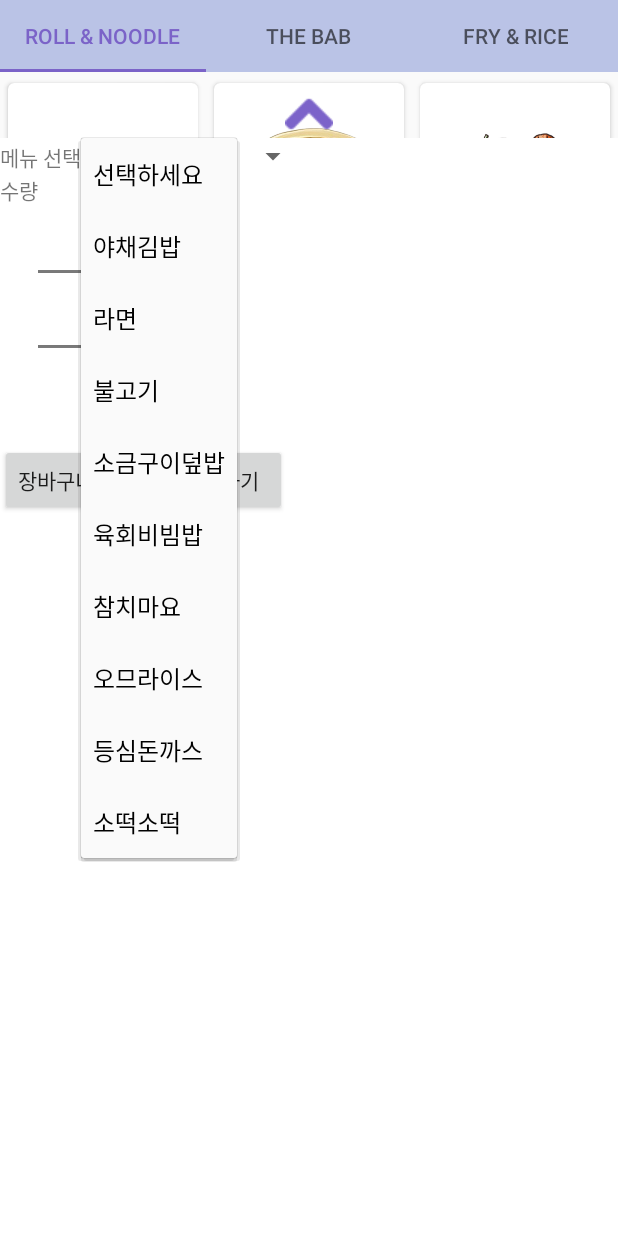
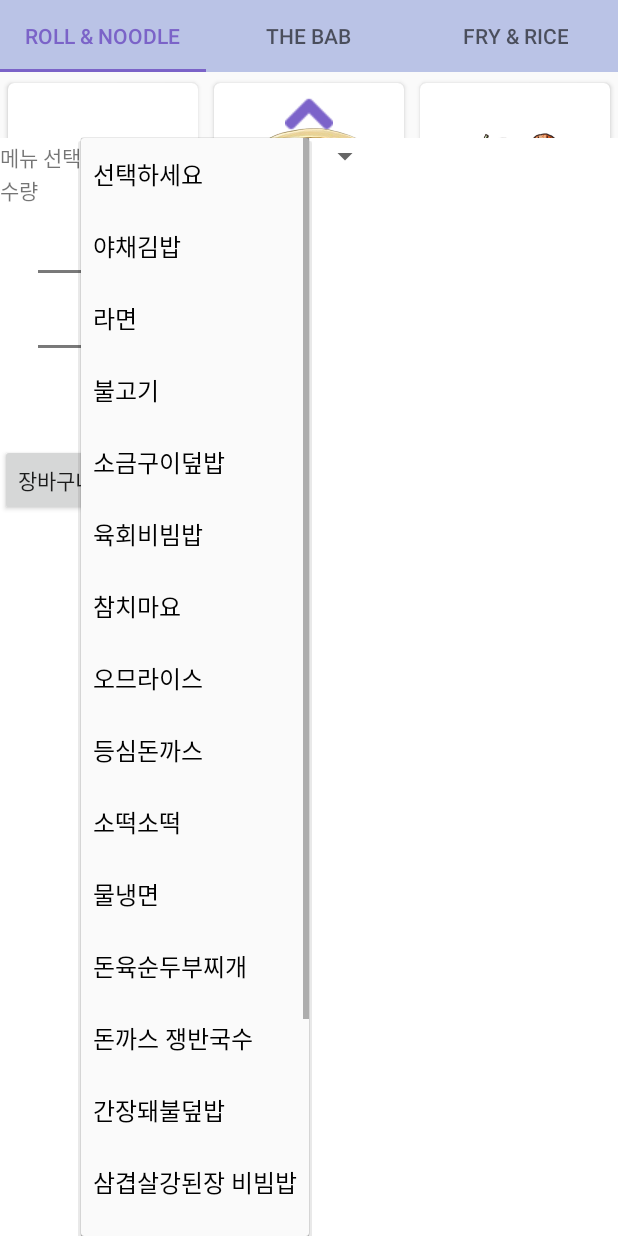
Before and after one commit to jychoi-97/HakJu, an Android app: the menu screen opened directly, with no data from a screen before it, after a tap on "선택하세요", on a phone screen of 412 x 824 dp. Run offline under Robolectric (Android 15) with nearby library versions, the phone set to English and light mode, and no system bars; our stand-ins replace Firebase (no records; nobody signed in at launch, a user with empty details on screens opened directly); 1 statement that could not run was skipped; 1 other tap on this screen came first.

Commit message:
메뉴 추가2

```diff
--- a/app/src/main/java/com/example/hakju/FragmentFry.java
+++ b/app/src/main/java/com/example/hakju/FragmentFry.java
@@ -53,5 +53,8 @@ public class FragmentFry extends Fragment {
         lstFood.add(new Food("양념감자\n오므라이스\n3800원", "Categorie Food", "Description Food", R.drawable.potato));
         lstFood.add(new Food("타코야끼\n2500원", "Categorie Food", "Description Food", R.drawable.takoyaki));
         lstFood.add(new Food("돈까스카레동\n4200원", "Categorie Food", "Description Food", R.drawable.donkatsecurry));
+
+
     }
+
 }
--- a/app/src/main/java/com/example/hakju/FragmentRoll.java
+++ b/app/src/main/java/com/example/hakju/FragmentRoll.java
@@ -42,5 +42,7 @@ public class FragmentRoll extends Fragment {
         lstFood.add(new Food("물냉면\n2800원", "Categorie Food", "Description Food", R.drawable.mulnang));
         lstFood.add(new Food("돈육순두부찌개\n4000원", "Categorie Food", "Description Food", R.drawable.softtofu));
         lstFood.add(new Food("돈까스쟁반국수\n4300원", "Categorie Food", "Description Food", R.drawable.donjang));
+
+
     }
 }
--- a/app/src/main/java/com/example/hakju/menu.java
+++ b/app/src/main/java/com/example/hakju/menu.java
@@ -118,6 +118,36 @@ public class menu extends AppCompatActivity {
                 else if (position == 9)
                     total = arrayTotal[8];
 
+                else if (position == 10)
+                    total = arrayTotal[9];
+
+                else if (position == 11)
+                    total = arrayTotal[10];
+
+                else if (position == 12)
+                    total = arrayTotal[11];
+
+                else if (position == 13)
+                    total = arrayTotal[12];
+
+                else if (position == 14)
+                    total = arrayTotal[13];
+
+                else if (position == 15)
+                    total = arrayTotal[14];
+
+                else if (position == 16)
+                    total = arrayTotal[15];
+
+                else if (position == 17)
+                    total = arrayTotal[16];
+
+                else if (position == 18)
+                    total = arrayTotal[17];
+
+                else if (position == 19)
+                    total = arrayTotal[18];
+
             }
 
             @Override
--- a/app/src/main/res/values/arrays.xml
+++ b/app/src/main/res/values/arrays.xml
@@ -11,6 +11,15 @@
         <item>오므라이스</item>
         <item>등심돈까스</item>
         <item>소떡소떡</item>
+        <item>물냉면</item>
+        <item>돈육순두부찌개</item>
+        <item>돈까스 쟁반국수</item>
+        <item>간장돼불덮밥</item>
+        <item>삼겹살강된장 비빔밥</item>
+        <item>새우튀김알밥</item>
+        <item>양념감자 오므라이스</item>
+        <item>타코야끼</item>
+        <item>돈까스카레동</item>
     </string-array>
 
     <integer-array name="price">
@@ -23,6 +32,15 @@
         <item>2800</item>
         <item>3800</item>
         <item>3000</item>
+        <item>2800</item>
+        <item>4000</item>
+        <item>4300</item>
+        <item>3800</item>
+        <item>4000</item>
+        <item>4000</item>
+        <item>3800</item>
+        <item>2500</item>
+        <item>4200</item>
     </integer-array>
 
 </resources>
```
